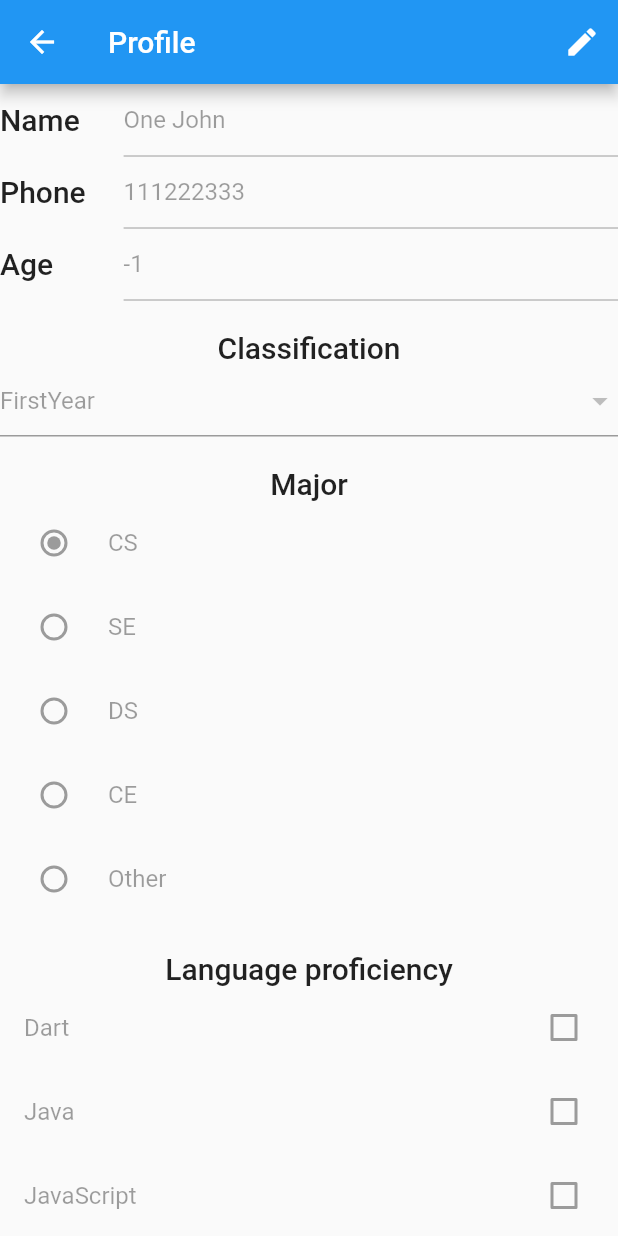
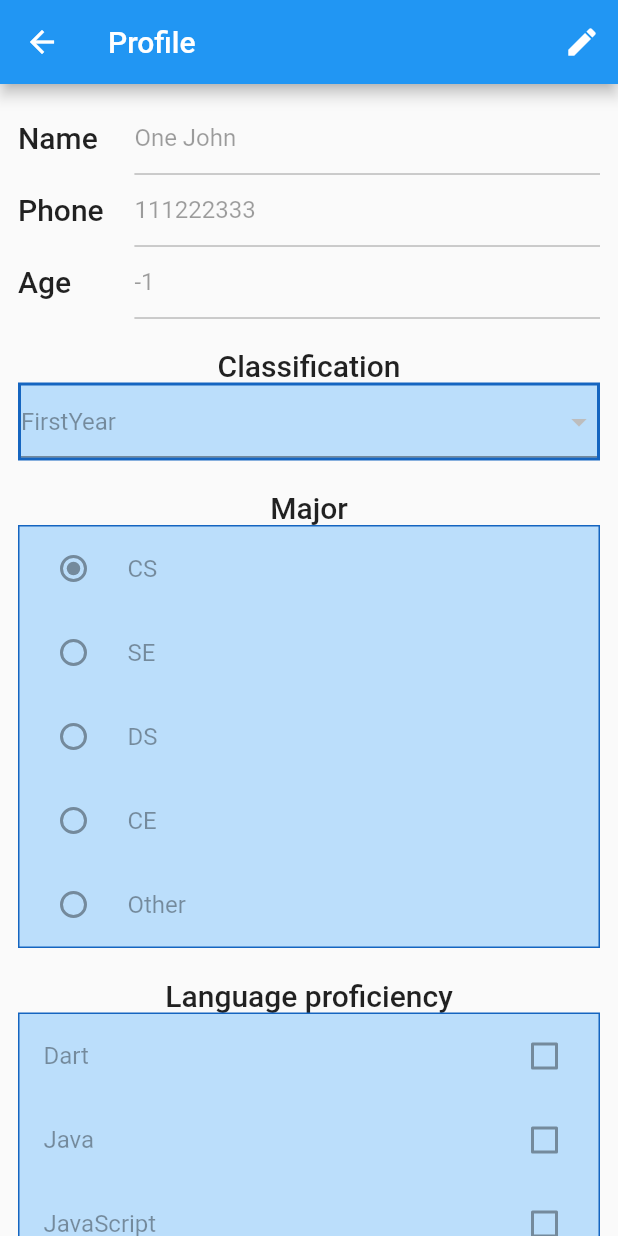
Before and after one commit to ramyapentyala09/cs5303-lesson2, a Flutter app: the ProfileScreen screen opened directly with sample values from the repository, on a phone screen of 412 x 824 dp. Run offline on Flutter 3.47's test engine with Material 2 defaults, Android fonts, the phone set to English and light mode, and no system bars.

Commit message:
init commit

```diff
--- a/lib/model/userecord.dart
+++ b/lib/model/userecord.dart
@@ -30,6 +30,29 @@ class UserRecord {
     languages = {};
     Language.values.forEach((e) => languages[e] = false);
   }
+
+  UserRecord clone() {
+    var copy = UserRecord(
+      email: this.email,
+    password: this.password,
+    name: this.name,
+    phone: this.phone,
+    age: this.age,
+    classification: this.classification,
+    major: this.major,
+    );
+    copy.languages = {...this.languages};
+    return copy;
+  }
+  void copyFrom(UserRecord obj) {
+    this.email = obj.email;
+    this.password = obj.password;
+    this.phone = obj.phone;
+    this.age = obj.age;
+    this.classification = obj.classification;
+    this.major = obj.major;
+    this.languages = {...obj.languages};
+  }
   static List<UserRecord> fakeDB = [
     UserRecord(
       email: '1@test.com',
--- a/lib/viewscreen/profile_screen.dart
+++ b/lib/viewscreen/profile_screen.dart
@@ -3,8 +3,11 @@ import 'package:lesson2/model/userecord.dart';
 
 class ProfileScreen extends  StatefulWidget {
   static const routeName = '/profileScreen';
-  late final UserRecord userRecord;
-  ProfileScreen(this.userRecord);
+  late final UserRecord userRecordOriginal;
+  late final UserRecord userRecord; //copy
+  ProfileScreen(this.userRecordOriginal) {
+    userRecord = userRecordOriginal.clone();
+  }
   @override
   State<StatefulWidget> createState() {
    return _ProfileState();
@@ -35,6 +38,8 @@ actions: [
       body: Form(
         key: formKey,
         child: SingleChildScrollView(
+          child: Padding(
+            padding: const EdgeInsets.all(12.0),
             child: Column(
               children: [
                 Row(
@@ -97,24 +102,51 @@ actions: [
                 ),
                   ],
                 ),
-              SizedBox(height: 20.0,),
-              Text('Classification',
+                SizedBox(
+                  height: 20.0,
+                  ),
+                Text(
+                  'Classification',
                 style: Theme.of(context).textTheme.headline6,
                 ),
-DropdownButtonFormField(
+Container(
+  decoration: BoxDecoration(
+    color: Colors.blue[100],
+    border: Border.all(
+      color: Colors.blue[800]!,
+      width: 2.0
+    ),
+    ),
+  child:   DropdownButtonFormField(
+
     value: widget.userRecord.classification,
+
     onChanged: editMode ? con.onChangedClassification : null,
+
     items: [
+
       for (var c in Classification.values)
+
       DropdownMenuItem<Classification>(
+
         child: Text(c.toString().split('.')[1]),
+
         value: c,
+
         )
+
     ],
+
+    ),
 ),
   SizedBox(height: 20.0,),
   Text('Major', style: Theme.of(context).textTheme.headline6,),
-  Column(
+  Container(
+    decoration: BoxDecoration(color: Colors.blue[100],
+    border: Border.all(color: Colors.blue[800]!,
+    ),
+    ),
+    child: Column(
       children: [
         for (var m in Major.values)
 RadioListTile<Major>(
@@ -125,9 +157,15 @@ RadioListTile<Major>(
 )
       ],
       ),
+  ),
     SizedBox(height: 20.0),
     Text('Language proficiency', style: Theme.of(context).textTheme.headline6,),
-    Column(
+    Container(
+      decoration: BoxDecoration(color: Colors.blue[100],
+      border: Border.all(color: Colors.blue[800]!,
+      ),
+      ),
+      child: Column(
         children: [
           for (var v in Language.values)
           CheckboxListTile(
@@ -137,7 +175,9 @@ RadioListTile<Major>(
           )
         ],
         ),
+    ),
               ],
+              ),
           ),
         ),
       ),
@@ -152,6 +192,7 @@ class _Controller {
     FormState? currentState = state.formKey.currentState;
     if (currentState == null || !currentState.validate()) return;
     currentState.save();
+    state.widget.userRecordOriginal.copyFrom(state.widget.userRecord);
 state.render(() => state.editMode = false);
   }
   void edit() {
```
Lines whose indentation alone changed are shown as unchanged.
